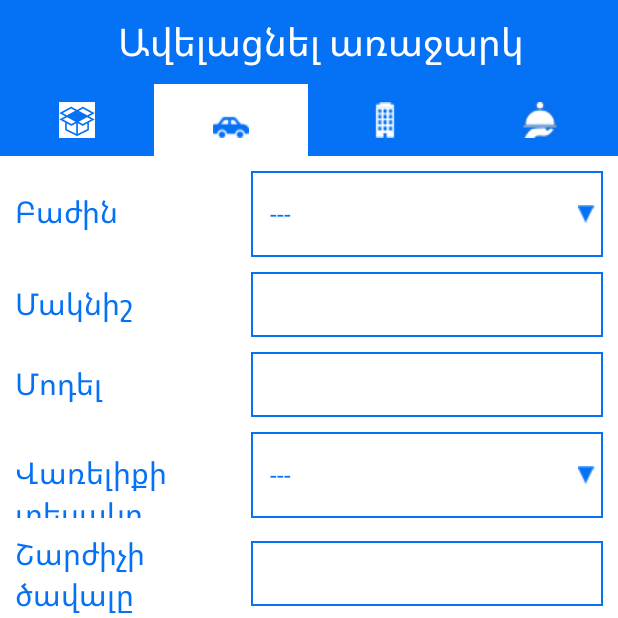
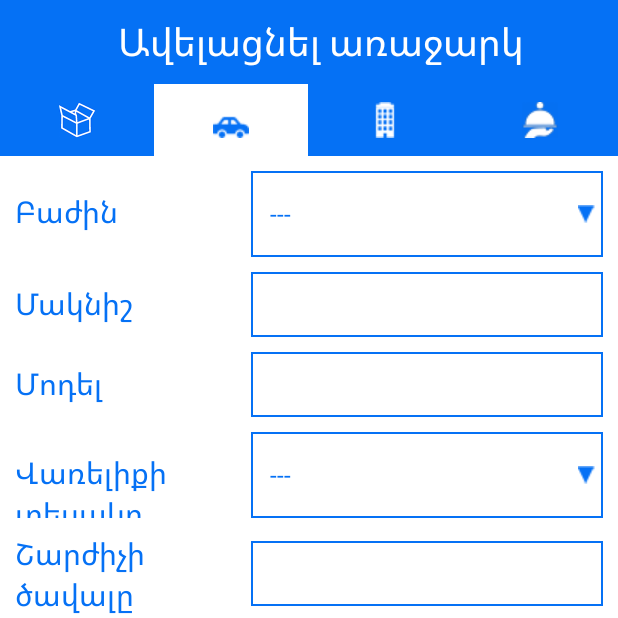
Before and after one commit to Aramucho/Prokat.am, an Android app: the AddActivity screen opened directly, with no data from a screen before it, tab 2 chosen, on a phone screen of 412 x 824 dp, the top half of it. Run offline under Robolectric (Android 15) with nearby library versions, the phone set to English and light mode, and no system bars.

Commit message:
GoodsIconSelector

```diff
--- a/app/src/main/res/drawable/goods_icon_change.xml
+++ b/app/src/main/res/drawable/goods_icon_change.xml
@@ -1,5 +1,5 @@
 <?xml version="1.0" encoding="utf-8"?>
 <selector xmlns:android="http://schemas.android.com/apk/res/android">
      <item android:drawable="@drawable/goods_icon_checked" android:state_selected="true" ></item>
-    <item android:drawable="@drawable/goods_icon"></item>
+    <item android:drawable="@drawable/goods_icon_checked_tab"></item>
 </selector>
--- a/app/src/main/res/values/styles.xml
+++ b/app/src/main/res/values/styles.xml
@@ -23,10 +23,10 @@
     </style>
     <style name="ThemeOverlay.AppCompat.navTheme">
 
-        <!-- Color of text and icon when SELECTED -->
+
         <item name="colorPrimary">@color/maincolorblue </item>
 
-        <!-- Background color when SELECTED -->
+
         <item name="colorControlHighlight">@color/maincolorwhite</item>
 
     </style>
```
Also changed, not shown: app/src/main/res/drawable/goods_icon_checked_tab.png (added), 22 other files.
